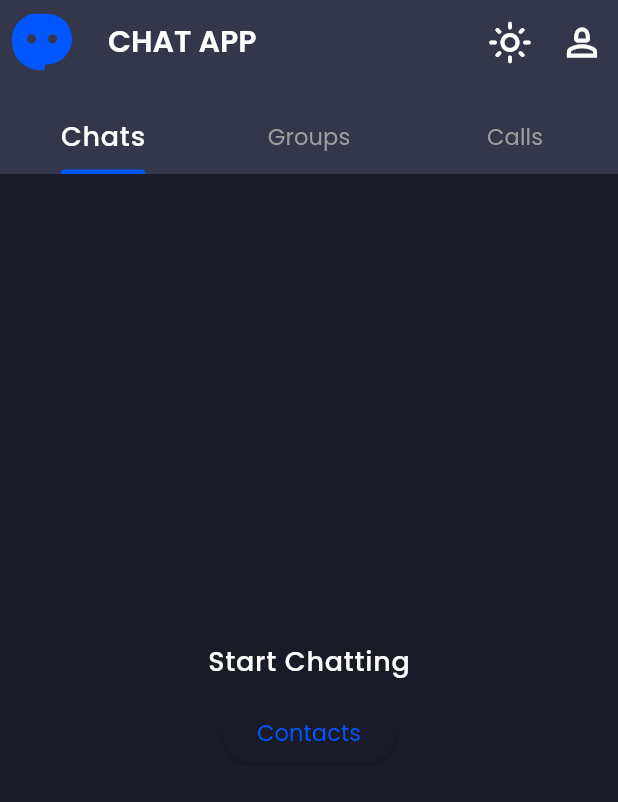
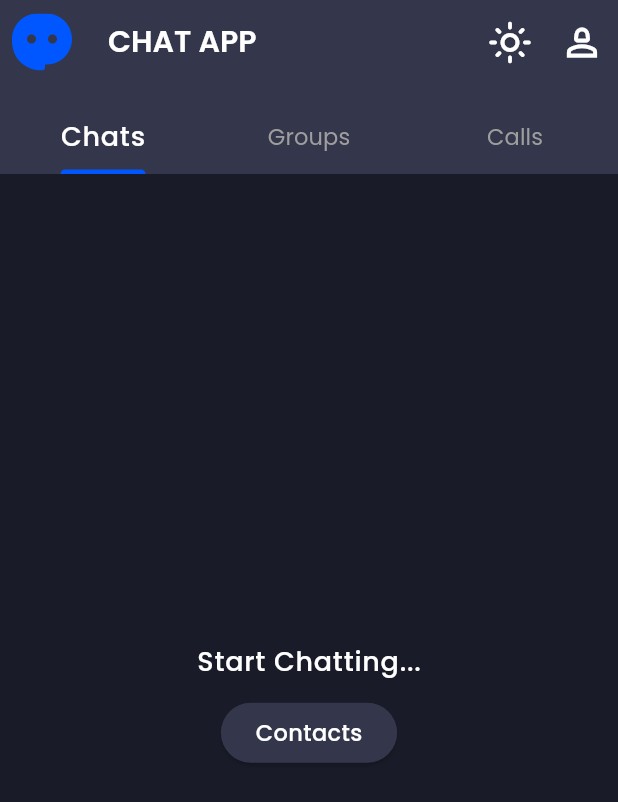
Before and after one commit to tirthkp/flutter_chat_app, a Flutter app: the HomePage screen opened by its route, after a tap on the "dark mode" icon, on a phone screen of 412 x 824 dp. Shown: the top 802 px of the screen. Run offline on Flutter 3.47's test engine with Material 3 defaults, Android fonts, the phone set to English and light mode, and no system bars; our stand-ins replace cached_network_image, cloud_firestore, firebase_auth, firebase_core, firebase_storage, flutter_svg and 4 more; missing offline and left inert: firebase_app_check; accounts and stored records are empty; generated files the repository leaves out were written again; network calls fail.

Commit message:
Updated auth controller to display error messages using Get.snackbar, refactored group controller and new group page, and made various UI changes to home page, contact list, and primary button.

```diff
--- a/lib/controller/contact_controller.dart
+++ b/lib/controller/contact_controller.dart
@@ -57,8 +57,8 @@ class ContactController extends GetxController {
   Stream<List<UserModel>> getContacts() {
     return db
         .collection("users")
-        .doc(auth.currentUser!.uid)
-        .collection("contacts")
+        // .doc(auth.currentUser!.uid)
+        // .collection("contacts")
         .snapshots()
         .map(
           (snapshot) => snapshot.docs
--- a/lib/controller/group_controller.dart
+++ b/lib/controller/group_controller.dart
@@ -1,6 +1,5 @@
 import 'package:cloud_firestore/cloud_firestore.dart';
 import 'package:firebase_auth/firebase_auth.dart';
-import 'package:flutter/material.dart';
 import 'package:flutter_chat_app/controller/image_controller.dart';
 import 'package:flutter_chat_app/model/group_chat_model.dart';
 import 'package:flutter_chat_app/model/user_model.dart';
@@ -17,9 +16,9 @@ class GroupController extends GetxController {
   RxList<GroupModel> groupList = <GroupModel>[].obs;
 
   @override
-  void onInit() {
+  void onInit() async {
     super.onInit();
-    getGroups();
+    await getGroups();
   }
 
   void selectMember(UserModel user) {
@@ -68,12 +67,12 @@ class GroupController extends GetxController {
         },
       );
       groupList.clear();
-      groupList.value = tempGroup
-          .where(
-            (e) => e.members!
-                .any((element) => element.id == auth.currentUser!.uid),
-          )
-          .toList();
+      groupList.value = tempGroup.where((group) {
+        final isCreator = group.createdBy == auth.currentUser!.uid;
+        final isMember =
+            group.members!.any((member) => member.id == auth.currentUser!.uid);
+        return isCreator || isMember;
+      }).toList();
     } catch (e) {
       print(e);
     }
--- a/lib/pages/Groups/newGroup/group_details.dart
+++ b/lib/pages/Groups/newGroup/group_details.dart
@@ -37,7 +37,7 @@ class GroupDetails extends StatelessWidget {
           backgroundColor: text.value == ''
               ? Theme.of(context).colorScheme.primaryContainer
               : Theme.of(context).colorScheme.primary,
-          onPressed: () {
+          onPressed: () async {
             text.value = groupName.text.trim();
             if (text.value != '') {
               groupController.createGroup(groupName.text, imagePath.value);
@@ -47,6 +47,7 @@ class GroupDetails extends StatelessWidget {
                 backgroundColor: Theme.of(context).colorScheme.surface,
                 colorText: Theme.of(context).colorScheme.onSurface,
               );
+              await groupController.getGroups();
               Get.offAllNamed('/homePage');
             } else {
               Get.snackbar("Error", "Please enter group name",
--- a/lib/pages/Home/home_page.dart
+++ b/lib/pages/Home/home_page.dart
@@ -16,6 +16,7 @@ import 'package:flutter_svg/svg.dart';
 import 'package:get/get.dart';
 
 import '../../controller/profile_controller.dart';
+import '../Groups/newGroup/new_group.dart';
 
 class HomePage extends StatefulWidget {
   const HomePage({super.key});
@@ -95,7 +96,14 @@ class _HomePageState extends State<HomePage> with TickerProviderStateMixin {
                 : RefreshIndicator(
                     child: homeController.chatRoomList.isNotEmpty
                         ? const ChatList()
-                        : const DefaultHomeScreen(),
+                        : DefaultHomeScreen(
+                            text: 'Start Chatting...',
+                            buttonText: 'Contacts',
+                            onTap: () async {
+                              Get.toNamed('/contactPage');
+                              await contactController.getUserList();
+                            },
+                          ),
                     onRefresh: () async {
                       await Future.delayed(const Duration(seconds: 2));
                       await homeController.getChatRoomList();
@@ -103,9 +111,15 @@ class _HomePageState extends State<HomePage> with TickerProviderStateMixin {
             groupController.isLoading.value
                 ? const Center(child: CircularProgressIndicator.adaptive())
                 : RefreshIndicator(
-                    child: homeController.chatRoomList.isNotEmpty
+                    child: groupController.groupList.isNotEmpty
                         ? const GroupsPage()
-                        : const DefaultHomeScreen(),
+                        : DefaultHomeScreen(
+                            text: 'No groups here...',
+                            buttonText: 'Create Group',
+                            onTap: () {
+                              Get.to(() => const NewGroup(),
+                                  transition: Transition.rightToLeft);
+                            }),
                     onRefresh: () async {
                       await Future.delayed(const Duration(seconds: 2));
                       await groupController.getGroups();
--- a/lib/pages/Home/widgets/default_home_screen.dart
+++ b/lib/pages/Home/widgets/default_home_screen.dart
@@ -1,13 +1,17 @@
 import 'package:flutter/material.dart';
-import 'package:flutter_chat_app/controller/contact_controller.dart';
-import 'package:get/get.dart';
 
 class DefaultHomeScreen extends StatelessWidget {
-  const DefaultHomeScreen({super.key});
+  final String text;
+  final VoidCallback onTap;
+  final String buttonText;
+  const DefaultHomeScreen(
+      {super.key,
+      required this.text,
+      required this.onTap,
+      required this.buttonText});
 
   @override
   Widget build(BuildContext context) {
-    ContactController contactController = Get.put(ContactController());
     Future.delayed(
       const Duration(seconds: 2),
     );
@@ -17,16 +21,20 @@ class DefaultHomeScreen extends StatelessWidget {
         mainAxisAlignment: MainAxisAlignment.center,
         children: [
           Text(
-            'Start Chatting',
+            text,
             style: Theme.of(context).textTheme.bodyLarge,
           ),
           const SizedBox(height: 10),
           ElevatedButton(
-              onPressed: () async {
-                Get.toNamed('/contactPage');
-                await contactController.getUserList();
-              },
-              child: const Text('Contacts'))
+            style: ElevatedButton.styleFrom(
+                backgroundColor:
+                    Theme.of(context).colorScheme.primaryContainer),
+            onPressed: onTap,
+            child: Text(
+              buttonText,
+              style: Theme.of(context).textTheme.bodyMedium,
+            ),
+          )
         ],
       ),
     );
--- a/lib/widgets/primary_button.dart
+++ b/lib/widgets/primary_button.dart
@@ -24,13 +24,21 @@ class PrimaryButton extends StatelessWidget {
         child: Row(
           mainAxisAlignment: MainAxisAlignment.center,
           children: [
-            Icon(icon),
+            Icon(
+              icon,
+              color: Colors.white,
+            ),
             const SizedBox(
               width: 10,
             ),
             Text(
               btnName,
-              style: Theme.of(context).textTheme.bodyLarge,
+              style: const TextStyle(
+                fontSize: 18,
+                color: Colors.white,
+                fontFamily: 'Poppins',
+                fontWeight: FontWeight.w500,
+              ),
             ),
           ],
         ),
```
Also changed, not shown: lib/controller/auth_controller.dart (+19 -11 lines), lib/pages/Groups/newGroup/new_group.dart (+15 -6 lines), lib/pages/contact/widgets/contact_list.dart (+8 -3 lines).
